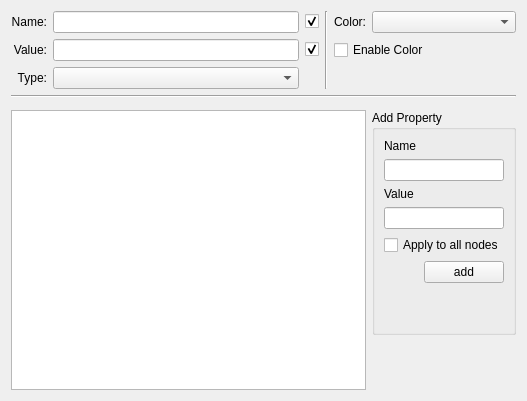
This is src/Interface/DataPropertiesWidget.ui in KDE/rocs as Qt 5 draws it before an edit. The edited form follows.
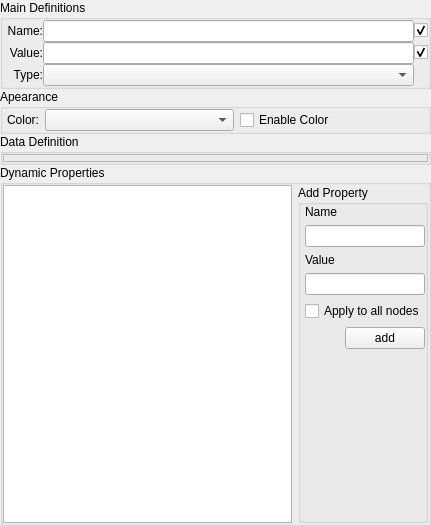
This is the edited form. Custom widgets are drawn as their Qt base class.

Commit message: UX Modifications on the DataProperties dialog.

The edit to the form file:
```diff
--- a/src/Interface/DataPropertiesWidget.ui
+++ b/src/Interface/DataPropertiesWidget.ui
@@ -6,8 +6,8 @@
    <rect>
     <x>0</x>
     <y>0</y>
-    <width>527</width>
-    <height>401</height>
+    <width>431</width>
+    <height>526</height>
    </rect>
   </property>
   <property name="sizePolicy">
@@ -19,7 +19,46 @@
   <property name="windowTitle">
    <string>Node Properties</string>
   </property>
+  <layout class="QVBoxLayout" name="verticalLayout_3">
+   <property name="spacing">
+    <number>0</number>
+   </property>
+   <property name="margin">
+    <number>0</number>
+   </property>
+   <item>
+    <widget class="QGroupBox" name="MainDefinitions">
+     <property name="title">
+      <string>Main Definitions</string>
+     </property>
+     <property name="checkable">
+      <bool>false</bool>
+     </property>
+     <layout class="QVBoxLayout" name="verticalLayout">
+      <property name="spacing">
+       <number>0</number>
+      </property>
+      <property name="margin">
+       <number>0</number>
+      </property>
+      <item>
+       <widget class="QWidget" name="widget" native="true">
   <layout class="QGridLayout" name="gridLayout_2">
+         <property name="leftMargin">
+          <number>4</number>
+         </property>
+         <property name="topMargin">
+          <number>0</number>
+         </property>
+         <property name="rightMargin">
+          <number>0</number>
+         </property>
+         <property name="bottomMargin">
+          <number>0</number>
+         </property>
+         <property name="spacing">
+          <number>0</number>
+         </property>
    <item row="0" column="0">
     <widget class="QLabel" name="label">
      <property name="sizePolicy">
@@ -49,33 +88,6 @@
      </property>
     </widget>
    </item>
-   <item row="0" column="3" rowspan="3">
-    <widget class="Line" name="line">
-     <property name="orientation">
-      <enum>Qt::Vertical</enum>
-     </property>
-    </widget>
-   </item>
-   <item row="0" column="4">
-    <widget class="QLabel" name="label_6">
-     <property name="toolTip">
-      <string>Node color</string>
-     </property>
-     <property name="text">
-      <string>Color:</string>
-     </property>
-     <property name="alignment">
-      <set>Qt::AlignRight|Qt::AlignTrailing|Qt::AlignVCenter</set>
-     </property>
-    </widget>
-   </item>
-   <item row="0" column="5">
-    <widget class="KColorCombo" name="_color">
-     <property name="toolTip">
-      <string>Node color</string>
-     </property>
-    </widget>
-   </item>
    <item row="1" column="0">
     <widget class="QLabel" name="label_2">
      <property name="sizePolicy">
@@ -105,7 +117,75 @@
      </property>
     </widget>
    </item>
-   <item row="1" column="4" colspan="2">
+         <item row="2" column="0">
+          <widget class="QLabel" name="label_3">
+           <property name="layoutDirection">
+            <enum>Qt::LeftToRight</enum>
+           </property>
+           <property name="text">
+            <string>Type:</string>
+           </property>
+           <property name="alignment">
+            <set>Qt::AlignRight|Qt::AlignTrailing|Qt::AlignVCenter</set>
+           </property>
+          </widget>
+         </item>
+         <item row="2" column="1">
+          <widget class="KComboBox" name="_dataType"/>
+         </item>
+        </layout>
+       </widget>
+      </item>
+     </layout>
+    </widget>
+   </item>
+   <item>
+    <widget class="QGroupBox" name="Apearance">
+     <property name="title">
+      <string>Apearance</string>
+     </property>
+     <layout class="QVBoxLayout" name="verticalLayout_4">
+      <property name="leftMargin">
+       <number>4</number>
+      </property>
+      <property name="topMargin">
+       <number>0</number>
+      </property>
+      <property name="rightMargin">
+       <number>0</number>
+      </property>
+      <property name="bottomMargin">
+       <number>0</number>
+      </property>
+      <item>
+       <layout class="QHBoxLayout" name="horizontalLayout">
+        <item>
+         <widget class="QLabel" name="label_6">
+          <property name="sizePolicy">
+           <sizepolicy hsizetype="Fixed" vsizetype="Minimum">
+            <horstretch>0</horstretch>
+            <verstretch>0</verstretch>
+           </sizepolicy>
+          </property>
+          <property name="toolTip">
+           <string>Node color</string>
+          </property>
+          <property name="text">
+           <string>Color:</string>
+          </property>
+          <property name="alignment">
+           <set>Qt::AlignRight|Qt::AlignTrailing|Qt::AlignVCenter</set>
+          </property>
+         </widget>
+        </item>
+        <item>
+         <widget class="KColorCombo" name="_color">
+          <property name="toolTip">
+           <string>Node color</string>
+          </property>
+         </widget>
+        </item>
+        <item>
     <widget class="QCheckBox" name="_enableColor">
      <property name="enabled">
       <bool>true</bool>
@@ -121,14 +201,24 @@
      </property>
     </widget>
    </item>
-   <item row="3" column="0" colspan="6">
-    <widget class="Line" name="line_2">
-     <property name="orientation">
-      <enum>Qt::Horizontal</enum>
-     </property>
+       </layout>
+      </item>
+     </layout>
     </widget>
    </item>
-   <item row="4" column="0" colspan="6">
+   <item>
+    <widget class="QGroupBox" name="DataDefinitions">
+     <property name="title">
+      <string>Data Definition</string>
+     </property>
+     <layout class="QVBoxLayout" name="verticalLayout_2">
+      <property name="spacing">
+       <number>0</number>
+      </property>
+      <property name="margin">
+       <number>0</number>
+      </property>
+      <item>
     <widget class="QFrame" name="extraItens">
      <property name="frameShape">
       <enum>QFrame::StyledPanel</enum>
@@ -138,15 +228,42 @@
      </property>
     </widget>
    </item>
-   <item row="5" column="0" rowspan="2" colspan="5">
+     </layout>
+    </widget>
+   </item>
+   <item>
+    <widget class="QGroupBox" name="DynamicProperties">
+     <property name="title">
+      <string>Dynamic Properties</string>
+     </property>
+     <layout class="QGridLayout" name="gridLayout_3">
+      <property name="margin">
+       <number>0</number>
+      </property>
+      <item row="0" column="0">
     <widget class="QTableView" name="_propertiesTable"/>
    </item>
-   <item row="5" column="5">
+      <item row="0" column="1">
     <widget class="QGroupBox" name="groupBox">
      <property name="title">
       <string>Add Property</string>
      </property>
      <layout class="QGridLayout" name="gridLayout">
+         <property name="leftMargin">
+          <number>4</number>
+         </property>
+         <property name="topMargin">
+          <number>0</number>
+         </property>
+         <property name="rightMargin">
+          <number>0</number>
+         </property>
+         <property name="bottomMargin">
+          <number>0</number>
+         </property>
+         <property name="horizontalSpacing">
+          <number>0</number>
+         </property>
       <item row="0" column="0">
        <widget class="QLabel" name="label_7">
         <property name="text">
@@ -194,39 +311,23 @@
         </property>
        </widget>
       </item>
-     </layout>
-    </widget>
-   </item>
-   <item row="6" column="5">
-    <spacer name="verticalSpacer_2">
+         <item row="6" column="1">
+          <spacer name="verticalSpacer">
      <property name="orientation">
       <enum>Qt::Vertical</enum>
      </property>
      <property name="sizeHint" stdset="0">
       <size>
        <width>20</width>
-       <height>42</height>
+             <height>40</height>
       </size>
      </property>
     </spacer>
    </item>
-   <item row="7" column="0" colspan="6">
-    <layout class="QHBoxLayout" name="horizontalLayout"/>
-   </item>
-   <item row="2" column="1">
-    <widget class="KComboBox" name="_dataType"/>
-   </item>
-   <item row="2" column="0">
-    <widget class="QLabel" name="label_3">
-     <property name="layoutDirection">
-      <enum>Qt::LeftToRight</enum>
-     </property>
-     <property name="text">
-      <string>Type:</string>
-     </property>
-     <property name="alignment">
-      <set>Qt::AlignRight|Qt::AlignTrailing|Qt::AlignVCenter</set>
-     </property>
+        </layout>
+       </widget>
+      </item>
+     </layout>
     </widget>
    </item>
   </layout>
```
Left out of the diff: 51 changed lines with no effect on the pictures. Lines whose indentation alone changed are shown as unchanged.
